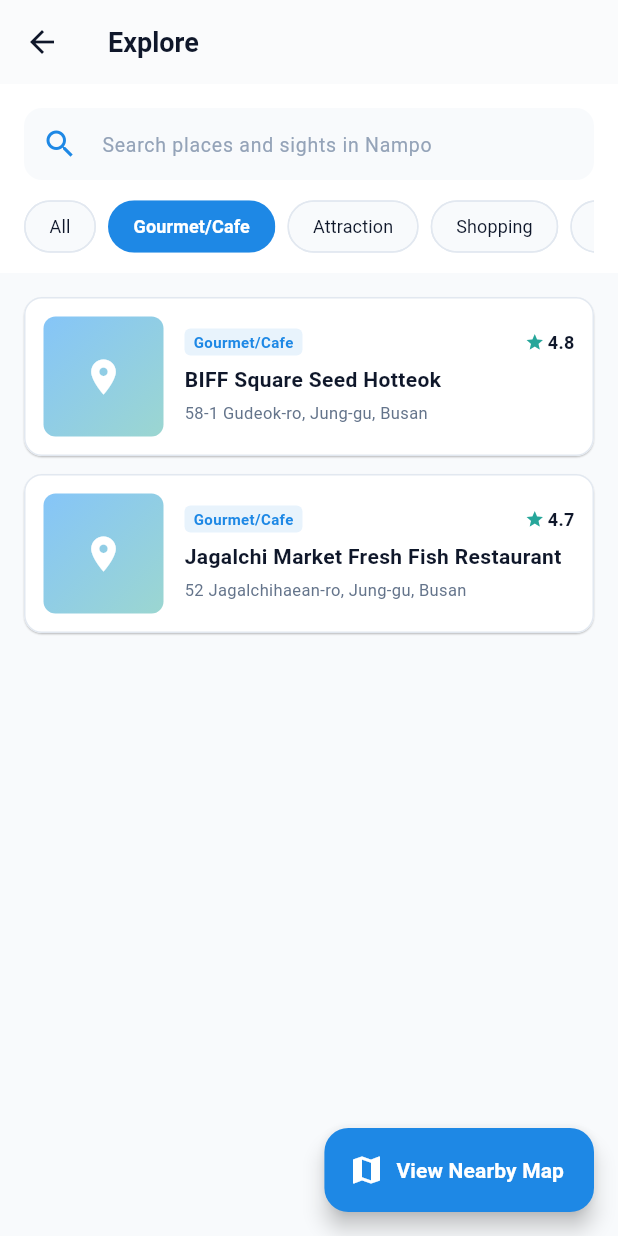
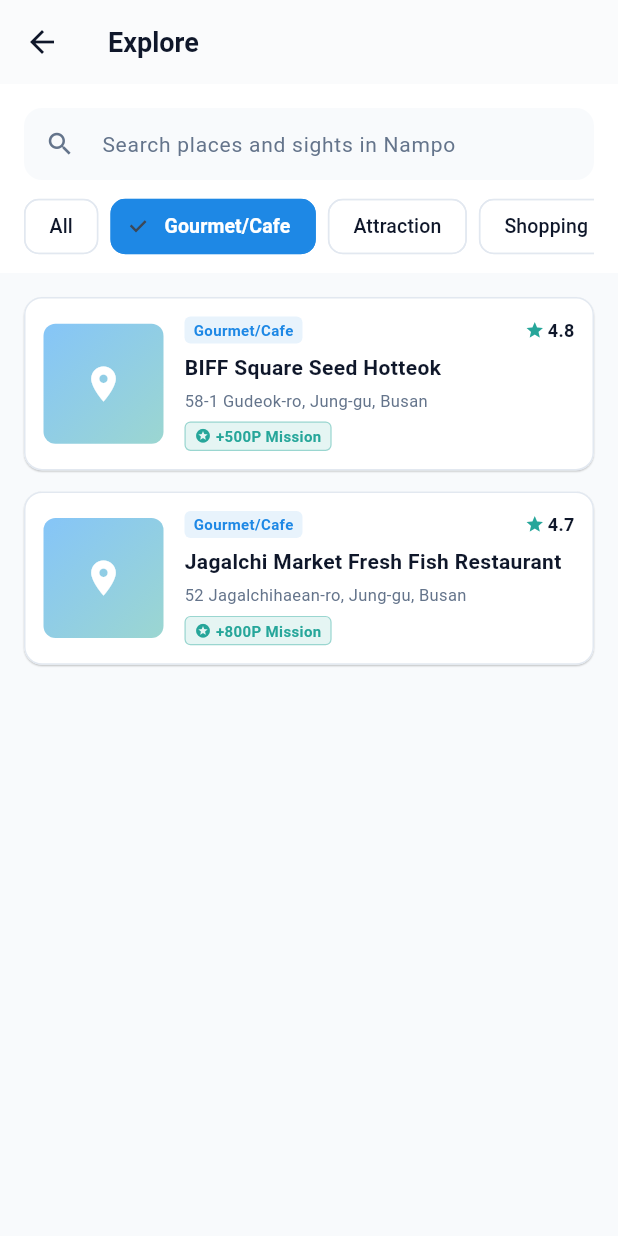
Before and after one commit to klounge82/nampo-gogo, a Flutter app: the ExploreScreen screen opened directly, after a tap on "Gourmet/Cafe", on a phone screen of 412 x 824 dp. Run offline on Flutter 3.47's test engine with Material 3 defaults, Android fonts, the light colour scheme and no system bars; our stand-ins replace dio, firebase_core, firebase_messaging, flutter_local_notifications, flutter_secure_storage, geolocator and 4 more; missing offline and left inert: mobile_scanner; accounts and stored records are empty; network calls fail.

Commit message:
feat: connect explore places with missions

```diff
--- a/04_Source_Code/frontend/lib/data/mock_data.dart
+++ b/04_Source_Code/frontend/lib/data/mock_data.dart
@@ -46,6 +46,7 @@ class MockData {
   static const List<Mission> missions = [
     Mission(
       id: 'mis_01',
+      storeId: 'rec_01',
       title: 'BIFF 광장 호떡 인증!',
       description: 'BIFF 광장 씨앗호떡을 구매하고 사진을 촬영하여 방문을 인증해 보세요.',
       reward: '씨앗호떡 10% 할인 쿠폰',
@@ -54,6 +55,7 @@ class MockData {
     ),
     Mission(
       id: 'mis_02',
+      storeId: 'rec_02',
       title: '용두산공원 부산타워 정복',
       description: '용두산공원 부산타워 전망대 근처에 도달한 후 GPS 위치를 인증해 보세요.',
       reward: '전망대 입장 1,000원 할인권',
@@ -62,6 +64,7 @@ class MockData {
     ),
     Mission(
       id: 'mis_03',
+      storeId: 'rec_03',
       title: '자갈치시장 맛집 방문하기',
       description: '자갈치시장 내 제휴 매장에서 식사하고 사장님 앱의 QR코드를 촬영해 인증받으세요.',
       reward: '제휴매장 음료 무료 쿠폰',
--- a/04_Source_Code/frontend/lib/l10n/app_localizations.dart
+++ b/04_Source_Code/frontend/lib/l10n/app_localizations.dart
@@ -2508,6 +2508,18 @@ abstract class AppLocalizations {
   /// In ko, this message translates to:
   /// **'로그인하고 모든 혜택을 누려보세요'**
   String get moreLoginPromptDesc;
+
+  /// No description provided for @exploreMissionAvailableBadge.
+  ///
+  /// In ko, this message translates to:
+  /// **'미션 {count}개'**
+  String exploreMissionAvailableBadge(Object count);
+
+  /// No description provided for @exploreMissionRewardBadge.
+  ///
+  /// In ko, this message translates to:
+  /// **'+{points}P 미션'**
+  String exploreMissionRewardBadge(Object points);
 }
 
 class _AppLocalizationsDelegate
--- a/04_Source_Code/frontend/lib/l10n/app_localizations_en.dart
+++ b/04_Source_Code/frontend/lib/l10n/app_localizations_en.dart
@@ -1300,4 +1300,14 @@ class AppLocalizationsEn extends AppLocalizations {
 
   @override
   String get moreLoginPromptDesc => 'Sign in to enjoy full benefits';
+
+  @override
+  String exploreMissionAvailableBadge(Object count) {
+    return '$count Missions';
+  }
+
+  @override
+  String exploreMissionRewardBadge(Object points) {
+    return '+${points}P Mission';
+  }
 }
--- a/04_Source_Code/frontend/lib/screens/explore_screen.dart
+++ b/04_Source_Code/frontend/lib/screens/explore_screen.dart
@@ -2,12 +2,13 @@ import 'package:flutter/material.dart';
 import 'package:provider/provider.dart';
 import '../constants/colors.dart';
 import '../models/place.dart';
+import '../models/mission.dart';
 import '../providers/locale_provider.dart';
 import '../repositories/place_repository.dart';
+import '../repositories/mission_repository.dart';
 import '../l10n/app_localizations.dart';
 import '../utils/l10n_mappers.dart';
 import 'place_detail_screen.dart';
-import 'main_navigation_screen.dart';
 import 'search_screen.dart';
 
 class ExploreScreen extends StatefulWidget {
@@ -19,9 +20,11 @@ class ExploreScreen extends StatefulWidget {
 
 class _ExploreScreenState extends State<ExploreScreen> {
   final PlaceRepository _placeRepository = PlaceRepository();
+  final MissionRepository _missionRepository = MissionRepository();
   final TextEditingController _searchController = TextEditingController();
 
   List<Place> _places = [];
+  Map<String, List<Mission>> _placeMissionsMap = {};
   List<String> _categories = const ['전체', '먹거리', '관광', '쇼핑', '체험'];
 
   String _selectedCategory = '전체';
@@ -53,14 +56,28 @@ class _ExploreScreenState extends State<ExploreScreen> {
       });
     }
     try {
-      final places = await _placeRepository.getPlaces(locale: localeCode);
+      final results = await Future.wait([
+        _placeRepository.getPlaces(locale: localeCode),
+        _missionRepository.getMissions(locale: localeCode),
+      ]);
+
+      final places = results[0] as List<Place>;
+      final missions = results[1] as List<Mission>;
+
+      final Map<String, List<Mission>> map = {};
+      for (final m in missions) {
+        if (m.storeId.isNotEmpty) {
+          map.putIfAbsent(m.storeId, () => []).add(m);
+        }
+      }
+
       if (mounted) {
         setState(() {
           _places = places;
+          _placeMissionsMap = map;
         });
       }
     } catch (_) {
-      // Fallback handled inside repository
     } finally {
       if (mounted) {
         setState(() => _isLoading = false);
@@ -139,54 +156,62 @@ class _ExploreScreenState extends State<ExploreScreen> {
                     decoration: InputDecoration(
                       hintText: l10n.searchHint,
                       hintStyle: const TextStyle(
-                        color: AppColors.textHint,
-                        fontSize: 13.0,
+                        color: AppColors.textSecondary,
+                        fontSize: 14.0,
                       ),
-                      prefixIcon: const Icon(Icons.search, color: AppColors.primary),
+                      prefixIcon: const Icon(
+                        Icons.search,
+                        color: AppColors.textSecondary,
+                        size: 20.0,
+                      ),
                       border: InputBorder.none,
-                      contentPadding: const EdgeInsets.symmetric(vertical: 12.0),
+                      contentPadding: const EdgeInsets.symmetric(
+                        horizontal: 16.0,
+                        vertical: 12.0,
+                      ),
                     ),
                   ),
                 ),
                 const SizedBox(height: 12.0),
 
-                // Horizontal category chips scroll
+                // Horizontal Category Filter List
                 SizedBox(
                   height: 38.0,
-                  child: ListView.builder(
+                  child: ListView.separated(
                     scrollDirection: Axis.horizontal,
                     itemCount: _categories.length,
+                    separatorBuilder: (context, index) =>
+                        const SizedBox(width: 8.0),
                     itemBuilder: (context, index) {
-                      final category = _categories[index];
-                      final isSelected = _selectedCategory == category;
+                      final cat = _categories[index];
+                      final isSelected = _selectedCategory == cat;
+                      final localizedLabel = L10nMappers.mapCategory(l10n, cat);
 
-                      return Padding(
-                        padding: const EdgeInsets.only(right: 8.0),
-                        child: ChoiceChip(
-                          label: Text(L10nMappers.mapCategory(l10n, category)),
-                          selected: isSelected,
-                          onSelected: (_) => _onCategorySelected(category),
-                          selectedColor: AppColors.primary,
-                          backgroundColor: AppColors.background,
-                          labelStyle: TextStyle(
+                      return ChoiceChip(
+                        label: Text(
+                          localizedLabel,
+                          style: TextStyle(
+                            fontSize: 13.0,
+                            fontWeight: isSelected
+                                ? FontWeight.bold
+                                : FontWeight.w500,
                             color: isSelected
                                 ? Colors.white
                                 : AppColors.textPrimary,
-                            fontWeight: isSelected
-                                ? FontWeight.bold
-                                : FontWeight.normal,
-                            fontSize: 12.0,
+                          ),
+                        ),
+                        selected: isSelected,
+                        selectedColor: AppColors.primary,
+                        backgroundColor: AppColors.surface,
+                        side: BorderSide(
+                          color: isSelected
+                              ? AppColors.primary
+                              : AppColors.border,
                         ),
                         shape: RoundedRectangleBorder(
-                            borderRadius: BorderRadius.circular(20.0),
-                            side: BorderSide(
-                              color: isSelected
-                                  ? Colors.transparent
-                                  : AppColors.border,
+                          borderRadius: BorderRadius.circular(10.0),
                         ),
-                          ),
-                          showCheckmark: false,
-                        ),
+                        onSelected: (_) => _onCategorySelected(cat),
                       );
                     },
                   ),
@@ -195,7 +220,7 @@ class _ExploreScreenState extends State<ExploreScreen> {
             ),
           ),
 
-          // Place List Container
+          // Main Place List Section
           Expanded(
             child: _isLoading
                 ? const Center(
@@ -203,53 +228,45 @@ class _ExploreScreenState extends State<ExploreScreen> {
                   )
                 : _places.isEmpty
                 ? Center(
-                    child: Column(
-                      mainAxisAlignment: MainAxisAlignment.center,
-                      children: [
-                        const Icon(
-                          Icons.search_off,
-                          size: 48.0,
-                          color: AppColors.textHint,
-                        ),
-                        const SizedBox(height: 12.0),
-                        Text(
-                          l10n.emptySearch,
+                    child: Text(
+                      l10n.noReviewsYet,
                       style: const TextStyle(color: AppColors.textSecondary),
                     ),
-                      ],
+                  )
+                : RefreshIndicator(
+                    onRefresh: _loadInitialData,
+                    color: AppColors.primary,
+                    child: ListView.builder(
+                      physics: const AlwaysScrollableScrollPhysics(
+                        parent: BouncingScrollPhysics(),
                       ),
-                  )
-                : ListView.builder(
-                    padding: const EdgeInsets.all(16.0),
-                    physics: const BouncingScrollPhysics(),
+                      padding: const EdgeInsets.symmetric(
+                        horizontal: 16.0,
+                        vertical: 16.0,
+                      ),
                       itemCount: _places.length,
                       itemBuilder: (context, index) {
                         final place = _places[index];
-                      return _buildPlaceCard(context, place);
+                        final rawMissions = _placeMissionsMap[place.id] ?? [];
+                        final availableMissions = rawMissions.where((m) => !m.isCompleted).toList();
+                        return _buildPlaceItem(context, place, availableMissions, l10n);
                       },
+                    ),
                   ),
           ),
         ],
       ),
-      floatingActionButton: FloatingActionButton.extended(
-        onPressed: () {
-          MainNavigationScreen.selectTab(context, 2);
-        },
-        backgroundColor: AppColors.primary,
-        foregroundColor: Colors.white,
-        icon: const Icon(Icons.map),
-        label: Text(
-          l10n.mapViewNearby,
-          style: const TextStyle(fontWeight: FontWeight.bold),
-        ),
-      ),
     );
   }
 
-  Widget _buildPlaceCard(BuildContext context, Place place) {
-    final l10n = AppLocalizations.of(context)!;
+  Widget _buildPlaceItem(
+    BuildContext context,
+    Place place,
+    List<Mission> availableMissions,
+    AppLocalizations l10n,
+  ) {
     return Card(
-      margin: const EdgeInsets.only(bottom: 12.0),
+      margin: const EdgeInsets.only(bottom: 14.0),
       shape: RoundedRectangleBorder(borderRadius: BorderRadius.circular(12.0)),
       elevation: 0.5,
       child: Container(
@@ -363,6 +380,48 @@ class _ExploreScreenState extends State<ExploreScreen> {
                         maxLines: 1,
                         overflow: TextOverflow.ellipsis,
                       ),
+                      if (availableMissions.isNotEmpty) ...[
+                        const SizedBox(height: 6.0),
+                        Row(
+                          children: [
+                            Container(
+                              padding: const EdgeInsets.symmetric(
+                                horizontal: 6.0,
+                                vertical: 2.0,
+                              ),
+                              decoration: BoxDecoration(
+                                color: AppColors.secondary.withAlpha(30),
+                                borderRadius: BorderRadius.circular(4.0),
+                                border: Border.all(
+                                  color: AppColors.secondary.withAlpha(100),
+                                  width: 0.8,
+                                ),
+                              ),
+                              child: Row(
+                                mainAxisSize: MainAxisSize.min,
+                                children: [
+                                  const Icon(
+                                    Icons.stars,
+                                    size: 11.0,
+                                    color: AppColors.secondary,
+                                  ),
+                                  const SizedBox(width: 3.0),
+                                  Text(
+                                    availableMissions.length == 1
+                                        ? l10n.exploreMissionRewardBadge(availableMissions.first.points.toString())
+                                        : l10n.exploreMissionAvailableBadge(availableMissions.length.toString()),
+                                    style: const TextStyle(
+                                      fontSize: 10.0,
+                                      fontWeight: FontWeight.bold,
+                                      color: AppColors.secondary,
+                                    ),
+                                  ),
+                                ],
+                              ),
+                            ),
+                          ],
+                        ),
+                      ],
                     ],
                   ),
                 ),
@@ -378,10 +437,13 @@ class _ExploreScreenState extends State<ExploreScreen> {
     switch (category) {
       case '먹거리':
         return Icons.restaurant;
+      case '관광':
       case '볼거리':
         return Icons.visibility;
-      case '맛집':
-        return Icons.local_dining;
+      case '쇼핑':
+        return Icons.shopping_bag;
+      case '체험':
+        return Icons.palette;
       default:
         return Icons.place;
     }
```
Also changed, not shown: 04_Source_Code/frontend/lib/l10n/app_en.arb (+13 -1 lines), 04_Source_Code/frontend/lib/l10n/app_ja.arb (+13 -1 lines), 04_Source_Code/frontend/lib/l10n/app_ko.arb (+13 -1 lines), 04_Source_Code/frontend/lib/l10n/app_localizations_ja.dart (+10 -0 lines), 04_Source_Code/frontend/lib/l10n/app_localizations_ko.dart (+10 -0 lines), 04_Source_Code/frontend/lib/l10n/app_localizations_zh.dart (+20 -0 lines), 04_Source_Code/frontend/lib/l10n/app_zh.arb (+13 -1 lines), 04_Source_Code/frontend/lib/l10n/app_zh_Hans.arb (+13 -1 lines). Lines whose indentation alone changed are shown as unchanged.
